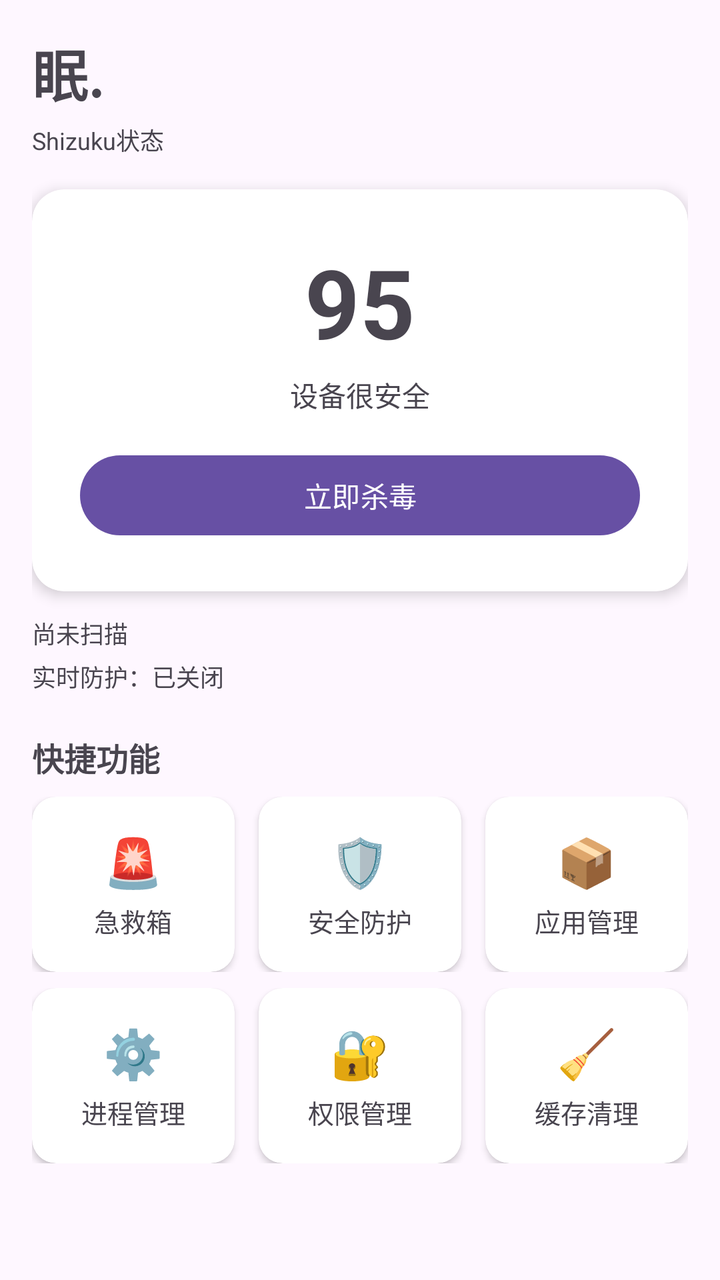
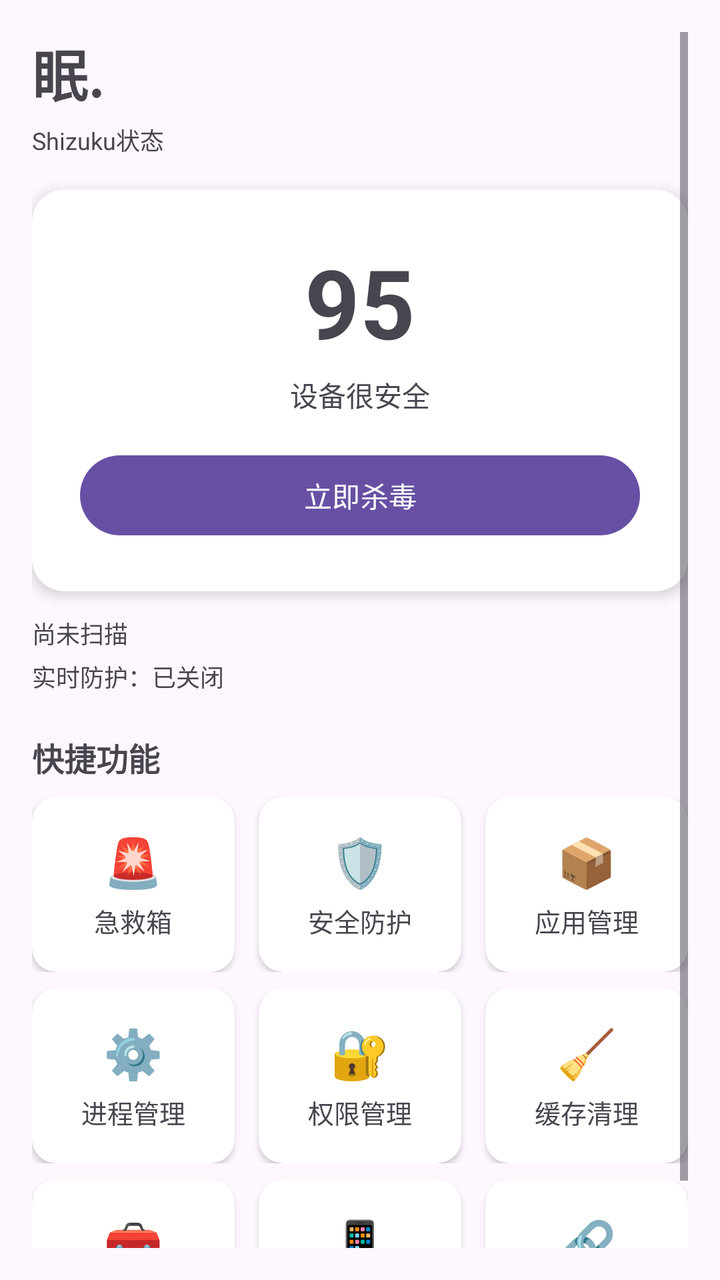

An Android layout rendered at two revisions. The XML below is the earlier revision; the diff shows what the commit changed to produce the second picture.
<!-- AndroidManifest.xml: application theme Theme.MianSecurity -->
<!-- res/layout/fragment_home.xml -->
<?xml version="1.0" encoding="utf-8"?>
<ScrollView xmlns:android="http://schemas.android.com/apk/res/android"
    xmlns:app="http://schemas.android.com/apk/res-auto"
    android:layout_width="match_parent"
    android:layout_height="match_parent"
    android:padding="16dp">

    <LinearLayout
        android:layout_width="match_parent"
        android:layout_height="wrap_content"
        android:orientation="vertical">

        <TextView
            android:layout_width="wrap_content"
            android:layout_height="wrap_content"
            android:text="眠."
            android:textSize="28sp"
            android:textStyle="bold" />

        <TextView
            android:id="@+id/tvShizukuStatus"
            android:layout_width="wrap_content"
            android:layout_height="wrap_content"
            android:text="Shizuku状态"
            android:textSize="12sp"
            android:layout_marginTop="4dp" />

        <androidx.cardview.widget.CardView
            android:layout_width="match_parent"
            android:layout_height="wrap_content"
            android:layout_marginTop="16dp"
            app:cardCornerRadius="16dp"
            app:cardElevation="4dp">

            <LinearLayout
                android:layout_width="match_parent"
                android:layout_height="wrap_content"
                android:orientation="vertical"
                android:gravity="center"
                android:padding="24dp">

                <TextView
                    android:id="@+id/tvSecurityScore"
                    android:layout_width="wrap_content"
                    android:layout_height="wrap_content"
                    android:text="95"
                    android:textSize="48sp"
                    android:textStyle="bold" />

                <TextView
                    android:id="@+id/tvScoreDesc"
                    android:layout_width="wrap_content"
                    android:layout_height="wrap_content"
                    android:text="设备很安全"
                    android:textSize="14sp"
                    android:layout_marginTop="4dp" />

                <Button
                    android:id="@+id/btnQuickScan"
                    android:layout_width="match_parent"
                    android:layout_height="wrap_content"
                    android:text="立即杀毒"
                    android:layout_marginTop="16dp" />
            </LinearLayout>
        </androidx.cardview.widget.CardView>

        <TextView
            android:id="@+id/tvLastScan"
            android:layout_width="wrap_content"
            android:layout_height="wrap_content"
            android:text="尚未扫描"
            android:textSize="12sp"
            android:layout_marginTop="12dp" />

        <TextView
            android:id="@+id/tvProtectStatus"
            android:layout_width="wrap_content"
            android:layout_height="wrap_content"
            android:text="实时防护：已关闭"
            android:textSize="12sp"
            android:layout_marginTop="4dp" />

        <TextView
            android:layout_width="wrap_content"
            android:layout_height="wrap_content"
            android:text="快捷功能"
            android:textSize="16sp"
            android:textStyle="bold"
            android:layout_marginTop="20dp" />

        <LinearLayout
            android:layout_width="match_parent"
            android:layout_height="wrap_content"
            android:orientation="horizontal"
            android:layout_marginTop="8dp">

            <androidx.cardview.widget.CardView
                android:id="@+id/cardEmergency"
                android:layout_width="0dp"
                android:layout_height="wrap_content"
                android:layout_weight="1"
                android:layout_marginEnd="6dp"
                android:clickable="true"
                android:focusable="true"
                app:cardCornerRadius="12dp"
                app:cardElevation="2dp">

                <LinearLayout
                    android:layout_width="match_parent"
                    android:layout_height="wrap_content"
                    android:orientation="vertical"
                    android:gravity="center"
                    android:padding="16dp">
                    <TextView android:layout_width="wrap_content" android:layout_height="wrap_content" android:text="🚨" android:textSize="24sp" />
                    <TextView android:layout_width="wrap_content" android:layout_height="wrap_content" android:text="急救箱" android:textSize="13sp" android:layout_marginTop="4dp" />
                </LinearLayout>
            </androidx.cardview.widget.CardView>

            <androidx.cardview.widget.CardView
                android:id="@+id/cardProtect"
                android:layout_width="0dp"
                android:layout_height="wrap_content"
                android:layout_weight="1"
                android:layout_marginStart="6dp"
                android:layout_marginEnd="6dp"
                android:clickable="true"
                android:focusable="true"
                app:cardCornerRadius="12dp"
                app:cardElevation="2dp">

                <LinearLayout
                    android:layout_width="match_parent"
                    android:layout_height="wrap_content"
                    android:orientation="vertical"
                    android:gravity="center"
                    android:padding="16dp">
                    <TextView android:layout_width="wrap_content" android:layout_height="wrap_content" android:text="🛡️" android:textSize="24sp" />
                    <TextView android:layout_width="wrap_content" android:layout_height="wrap_content" android:text="安全防护" android:textSize="13sp" android:layout_marginTop="4dp" />
                </LinearLayout>
            </androidx.cardview.widget.CardView>

            <androidx.cardview.widget.CardView
                android:id="@+id/cardAppManager"
                android:layout_width="0dp"
                android:layout_height="wrap_content"
                android:layout_weight="1"
                android:layout_marginStart="6dp"
                android:clickable="true"
                android:focusable="true"
                app:cardCornerRadius="12dp"
                app:cardElevation="2dp">

                <LinearLayout
                    android:layout_width="match_parent"
                    android:layout_height="wrap_content"
                    android:orientation="vertical"
                    android:gravity="center"
                    android:padding="16dp">
                    <TextView android:layout_width="wrap_content" android:layout_height="wrap_content" android:text="📦" android:textSize="24sp" />
                    <TextView android:layout_width="wrap_content" android:layout_height="wrap_content" android:text="应用管理" android:textSize="13sp" android:layout_marginTop="4dp" />
                </LinearLayout>
            </androidx.cardview.widget.CardView>
        </LinearLayout>

        <LinearLayout
            android:layout_width="match_parent"
            android:layout_height="wrap_content"
            android:orientation="horizontal"
            android:layout_marginTop="8dp">

            <androidx.cardview.widget.CardView
                android:id="@+id/cardProcessManager"
                android:layout_width="0dp"
                android:layout_height="wrap_content"
                android:layout_weight="1"
                android:layout_marginEnd="6dp"
                android:clickable="true"
                android:focusable="true"
                app:cardCornerRadius="12dp"
                app:cardElevation="2dp">

                <LinearLayout
                    android:layout_width="match_parent"
                    android:layout_height="wrap_content"
                    android:orientation="vertical"
                    android:gravity="center"
                    android:padding="16dp">
                    <TextView android:layout_width="wrap_content" android:layout_height="wrap_content" android:text="⚙️" android:textSize="24sp" />
                    <TextView android:layout_width="wrap_content" android:layout_height="wrap_content" android:text="进程管理" android:textSize="13sp" android:layout_marginTop="4dp" />
                </LinearLayout>
            </androidx.cardview.widget.CardView>

            <androidx.cardview.widget.CardView
                android:id="@+id/cardPermissionManager"
                android:layout_width="0dp"
                android:layout_height="wrap_content"
                android:layout_weight="1"
                android:layout_marginStart="6dp"
                android:layout_marginEnd="6dp"
                android:clickable="true"
                android:focusable="true"
                app:cardCornerRadius="12dp"
                app:cardElevation="2dp">

                <LinearLayout
                    android:layout_width="match_parent"
                    android:layout_height="wrap_content"
                    android:orientation="vertical"
                    android:gravity="center"
                    android:padding="16dp">
                    <TextView android:layout_width="wrap_content" android:layout_height="wrap_content" android:text="🔐" android:textSize="24sp" />
                    <TextView android:layout_width="wrap_content" android:layout_height="wrap_content" android:text="权限管理" android:textSize="13sp" android:layout_marginTop="4dp" />
                </LinearLayout>
            </androidx.cardview.widget.CardView>

            <androidx.cardview.widget.CardView
                android:id="@+id/cardCacheClean"
                android:layout_width="0dp"
                android:layout_height="wrap_content"
                android:layout_weight="1"
                android:layout_marginStart="6dp"
                android:clickable="true"
                android:focusable="true"
                app:cardCornerRadius="12dp"
                app:cardElevation="2dp">

                <LinearLayout
                    android:layout_width="match_parent"
                    android:layout_height="wrap_content"
                    android:orientation="vertical"
                    android:gravity="center"
                    android:padding="16dp">
                    <TextView android:layout_width="wrap_content" android:layout_height="wrap_content" android:text="🧹" android:textSize="24sp" />
                    <TextView android:layout_width="wrap_content" android:layout_height="wrap_content" android:text="缓存清理" android:textSize="13sp" android:layout_marginTop="4dp" />
                </LinearLayout>
            </androidx.cardview.widget.CardView>
        </LinearLayout>

    </LinearLayout>
</ScrollView>
<!-- resources referenced by this layout -->
<resources>
  <style name="Theme.MianSecurity" parent="Theme.Material3.DayNight.NoActionBar">
          <item name="colorPrimary">@color/primary</item>
          <item name="colorPrimaryVariant">@color/primary_dark</item>
          <item name="colorOnPrimary">@color/white</item>
          <item name="colorSecondary">@color/accent</item>
          <item name="colorSecondaryVariant">@color/accent</item>
          <item name="colorOnSecondary">@color/black</item>
          <item name="android:statusBarColor">?attr/colorPrimary</item>
          <item name="android:navigationBarColor">@android:color/transparent</item>
          <item name="android:windowLightStatusBar">false</item>
      </style>
  <color name="primary">#00BFA5</color>
  <color name="primary_dark">#00897B</color>
  <color name="white">#FFFFFF</color>
  <color name="accent">#00E5FF</color>
  <color name="black">#000000</color>
</resources>

<!-- the commit's change to res/layout/fragment_home.xml (unified diff, before → after) -->
@@ -236,5 +236,79 @@
             </androidx.cardview.widget.CardView>
         </LinearLayout>
 
+        <LinearLayout
+            android:layout_width="match_parent"
+            android:layout_height="wrap_content"
+            android:orientation="horizontal"
+            android:layout_marginTop="8dp">
+
+            <androidx.cardview.widget.CardView
+                android:id="@+id/cardToolbox"
+                android:layout_width="0dp"
+                android:layout_height="wrap_content"
+                android:layout_weight="1"
+                android:layout_marginEnd="6dp"
+                android:clickable="true"
+                android:focusable="true"
+                app:cardCornerRadius="12dp"
+                app:cardElevation="2dp">
+
+                <LinearLayout
+                    android:layout_width="match_parent"
+                    android:layout_height="wrap_content"
+                    android:orientation="vertical"
+                    android:gravity="center"
+                    android:padding="16dp">
+                    <TextView android:layout_width="wrap_content" android:layout_height="wrap_content" android:text="🧰" android:textSize="24sp" />
+                    <TextView android:layout_width="wrap_content" android:layout_height="wrap_content" android:text="工具箱" android:textSize="13sp" android:layout_marginTop="4dp" />
+                </LinearLayout>
+            </androidx.cardview.widget.CardView>
+
+            <androidx.cardview.widget.CardView
+                android:id="@+id/cardDeviceInfo"
+                android:layout_width="0dp"
+                android:layout_height="wrap_content"
+                android:layout_weight="1"
+                android:layout_marginStart="6dp"
+                android:layout_marginEnd="6dp"
+                android:clickable="true"
+                android:focusable="true"
+                app:cardCornerRadius="12dp"
+                app:cardElevation="2dp">
+
+                <LinearLayout
+                    android:layout_width="match_parent"
+                    android:layout_height="wrap_content"
+                    android:orientation="vertical"
+                    android:gravity="center"
+                    android:padding="16dp">
+                    <TextView android:layout_width="wrap_content" android:layout_height="wrap_content" android:text="📱" android:textSize="24sp" />
+                    <TextView android:layout_width="wrap_content" android:layout_height="wrap_content" android:text="设备信息" android:textSize="13sp" android:layout_marginTop="4dp" />
+                </LinearLayout>
+            </androidx.cardview.widget.CardView>
+
+            <androidx.cardview.widget.CardView
+                android:id="@+id/cardLinkChecker"
+                android:layout_width="0dp"
+                android:layout_height="wrap_content"
+                android:layout_weight="1"
+                android:layout_marginStart="6dp"
+                android:clickable="true"
+                android:focusable="true"
+                app:cardCornerRadius="12dp"
+                app:cardElevation="2dp">
+
+                <LinearLayout
+                    android:layout_width="match_parent"
+                    android:layout_height="wrap_content"
+                    android:orientation="vertical"
+                    android:gravity="center"
+                    android:padding="16dp">
+                    <TextView android:layout_width="wrap_content" android:layout_height="wrap_content" android:text="🔗" android:textSize="24sp" />
+                    <TextView android:layout_width="wrap_content" android:layout_height="wrap_content" android:text="链接检测" android:textSize="13sp" android:layout_marginTop="4dp" />
+                </LinearLayout>
+            </androidx.cardview.widget.CardView>
+        </LinearLayout>
+
     </LinearLayout>
 </ScrollView>
